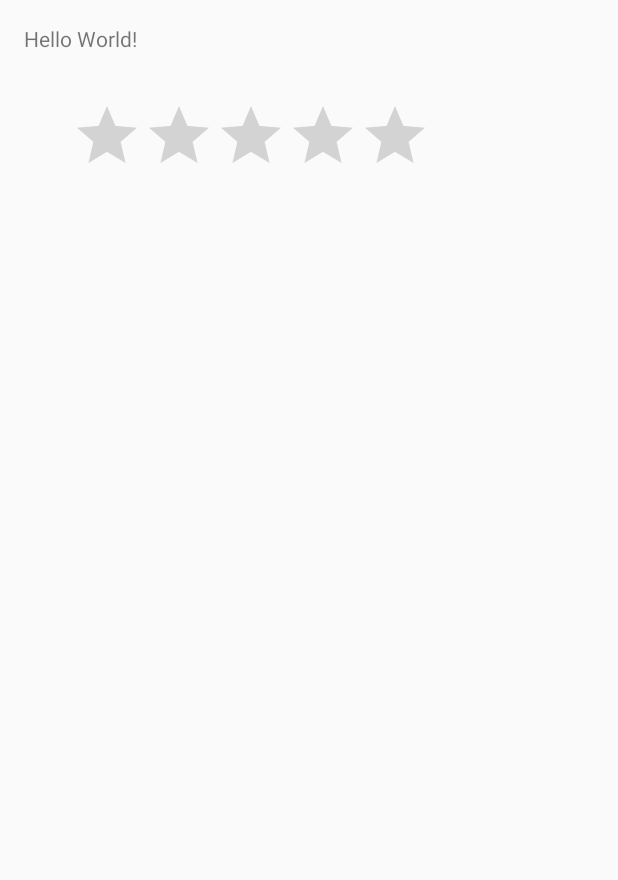
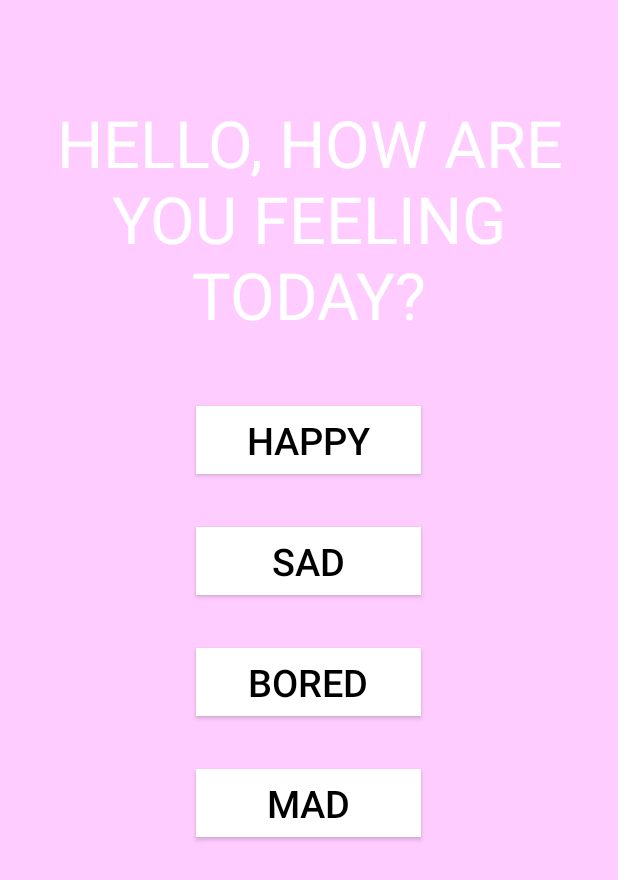
Before and after one commit to Yuliy97/KitCat, an Android app: the layout activity_main.xml on its own in the app's theme, with its tools: preview values and no code run, on a phone screen of 412 x 824 dp. Shown: the top 880 px of the screen. Run offline under Robolectric (Android 15) with nearby library versions, the phone set to English and light mode, and no system bars.

Commit message:
Add existing file

```diff
--- a/KitCat/app/src/main/AndroidManifest.xml
+++ b/KitCat/app/src/main/AndroidManifest.xml
@@ -15,6 +15,7 @@
                 <category android:name="android.intent.category.LAUNCHER" />
             </intent-filter>
         </activity>
+        <activity android:name=".DisplayMessageActivity"></activity>
     </application>
 
 </manifest>
--- a/KitCat/app/src/main/res/layout/activity_main.xml
+++ b/KitCat/app/src/main/res/layout/activity_main.xml
@@ -1,6 +1,7 @@
 <?xml version="1.0" encoding="utf-8"?>
 <RelativeLayout xmlns:android="http://schemas.android.com/apk/res/android"
     xmlns:tools="http://schemas.android.com/tools"
+    xmlns:app="http://schemas.android.com/apk/res-auto"
     android:id="@+id/activity_main"
     android:layout_width="match_parent"
     android:layout_height="match_parent"
@@ -8,22 +9,82 @@
     android:paddingLeft="@dimen/activity_horizontal_margin"
     android:paddingRight="@dimen/activity_horizontal_margin"
     android:paddingTop="@dimen/activity_vertical_margin"
+    android:background="#FFCCFF"
     tools:context="com.example.yuli.kitcat.MainActivity">
-
-    <TextView
-        android:layout_width="wrap_content"
-        android:layout_height="wrap_content"
-        android:text="Hello World!"
-        android:id="@+id/textView" />
-
-    <RatingBar
+    <CheckedTextView
         android:layout_width="wrap_content"
         android:layout_height="wrap_content"
         android:layout_below="@+id/textView"
         android:layout_alignParentLeft="true"
         android:layout_alignParentStart="true"
-        android:layout_marginLeft="31dp"
-        android:layout_marginStart="31dp"
-        android:layout_marginTop="31dp"
-        android:id="@+id/ratingBar" />
+        android:layout_marginLeft="50sp"
+        android:layout_marginStart="50sp"
+        android:layout_marginTop="26sp"
+        android:id="@+id/checkedTextView" />
+
+    <Button
+        android:text="HAPPY"
+        android:onClick="sendMessage"
+        android:background="@android:color/white"
+        android:textColor="@android:color/black"
+        android:textSize="25sp"
+        android:layout_width="150sp"
+        android:layout_height="45sp"
+        android:id="@+id/button"
+        android:layout_below="@+id/checkedTextView"
+        android:layout_centerHorizontal="true" />
+
+    <Button
+        android:text="SAD"
+        android:background="@android:color/white"
+        android:textColor="@android:color/black"
+        android:textSize="25sp"
+        android:layout_width="150sp"
+        android:layout_height="45sp"
+        android:layout_below="@+id/button"
+        android:layout_centerHorizontal="true"
+        android:layout_marginTop="35dp"
+        android:id="@+id/button2" />
+
+    <Button
+        android:text="Bored"
+        android:background="@android:color/white"
+        android:textColor="@android:color/black"
+        android:textSize="25sp"
+        android:layout_width="150sp"
+        android:layout_height="45sp"
+        android:layout_below="@+id/button2"
+        android:layout_centerHorizontal="true"
+        android:layout_marginTop="35dp"
+        android:id="@+id/button3" />
+
+    <Button
+        android:text="MAD"
+        android:background="@android:color/white"
+        android:textColor="@android:color/black"
+        android:textSize="25sp"
+        android:layout_width="150sp"
+        android:layout_height="45sp"
+        android:layout_below="@+id/button3"
+        android:layout_alignLeft="@+id/button3"
+        android:layout_alignStart="@+id/button3"
+        android:layout_centerHorizontal="true"
+        android:layout_marginTop="35dp"
+        android:id="@+id/button4" />
+
+    <TextView
+        android:layout_width="wrap_content"
+        android:layout_height="wrap_content"
+        android:fontFamily="sans-serif-thick"
+        android:text="HELLO, HOW ARE YOU FEELING TODAY?"
+        android:textSize="43sp"
+        android:textColor="@android:color/white"
+        android:id="@+id/textView"
+        android:layout_marginTop="50dp"
+        android:gravity="center"
+        android:layout_alignParentTop="true"
+        android:layout_alignParentLeft="true"
+        android:layout_alignParentStart="true" />
+
+
 </RelativeLayout>
--- a/KitCat/app/src/main/res/values/colors.xml
+++ b/KitCat/app/src/main/res/values/colors.xml
@@ -1,6 +1,6 @@
 <?xml version="1.0" encoding="utf-8"?>
 <resources>
-    <color name="colorPrimary">#3F51B5</color>
-    <color name="colorPrimaryDark">#303F9F</color>
+    <color name="colorPrimary">#CCDDFF</color>
+    <color name="colorPrimaryDark">#D5F6FF</color>
     <color name="colorAccent">#FF4081</color>
 </resources>
--- a/KitCat/app/src/main/res/values/strings.xml
+++ b/KitCat/app/src/main/res/values/strings.xml
@@ -1,3 +1,4 @@
 <resources>
     <string name="app_name">KitCat</string>
+
 </resources>
--- a/KitCat/app/src/main/res/values/styles.xml
+++ b/KitCat/app/src/main/res/values/styles.xml
@@ -6,6 +6,8 @@
         <item name="colorPrimary">@color/colorPrimary</item>
         <item name="colorPrimaryDark">@color/colorPrimaryDark</item>
         <item name="colorAccent">@color/colorAccent</item>
+
     </style>
 
+
 </resources>
```
Also changed, not shown: KitCat/app/src/main/java/com/example/yuli/kitcat/DisplayMessageActivity.java (added, +13 -0 lines), KitCat/app/src/main/java/com/example/yuli/kitcat/MainActivity.java (+25 -1 lines), KitCat/app/src/main/res/layout/activity_display_message.xml (added, +14 -0 lines), KitCat/app/src/main/res/mipmap-hdpi/ic_launcher.png, KitCat/app/src/main/res/mipmap-mdpi/ic_launcher.png, KitCat/app/src/main/res/mipmap-xhdpi/ic_launcher.png, KitCat/app/src/main/res/mipmap-xxhdpi/ic_launcher.png, KitCat/app/src/main/res/mipmap-xxxhdpi/ic_launcher.png, 1 other file.
